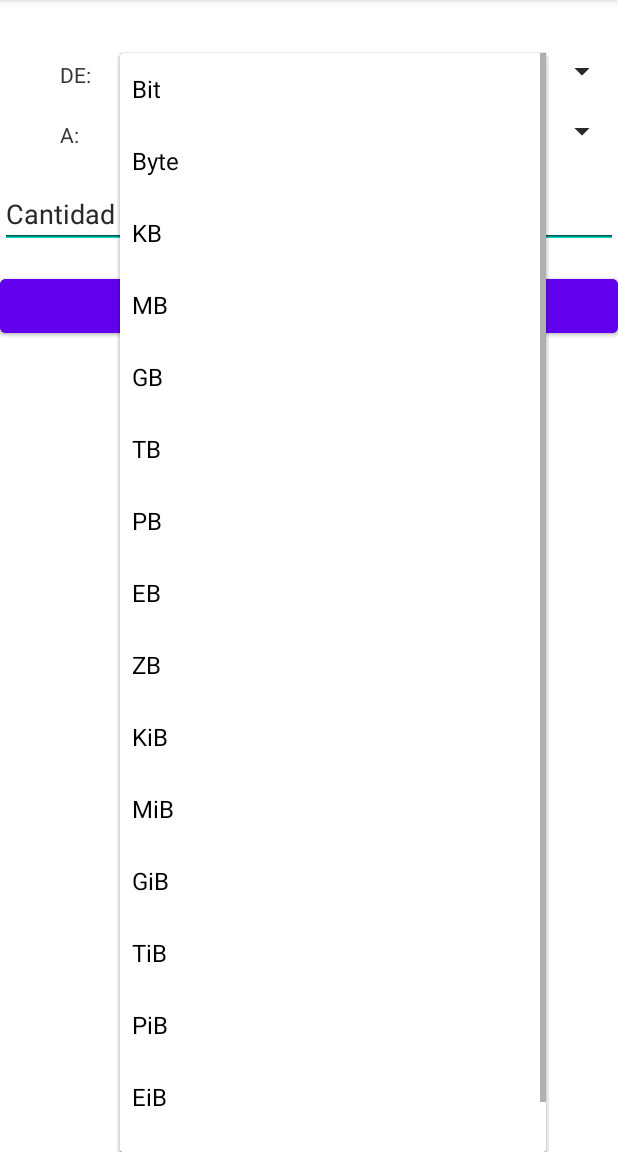
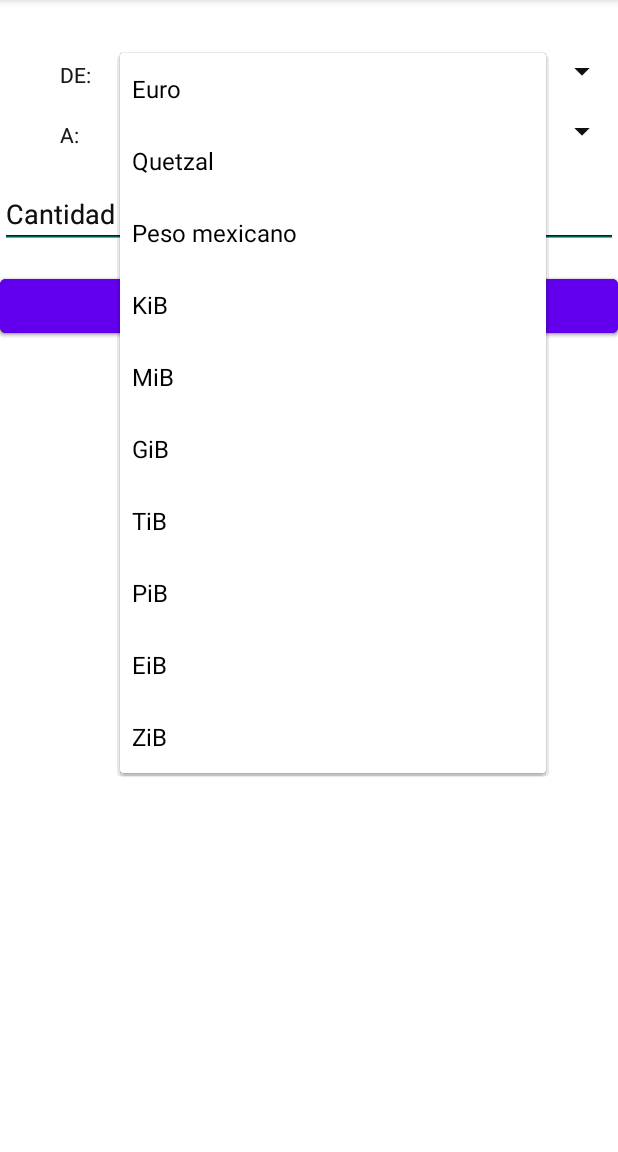
Before and after one commit to GlaMayBarPin/Android_StudioIII, an Android app: the screen it shows after launch (MainActivity), after a tap on "Metros", on a phone screen of 412 x 824 dp, the part 84-1236 px from its top. Run offline under Robolectric (Android 15) with nearby library versions, the light colour scheme and no system bars.

Commit message:
Conversores Unidades Monedas

```diff
--- a/Calculadora/app/build.gradle
+++ b/Calculadora/app/build.gradle
@@ -4,12 +4,12 @@ plugins {
 
 android {
     namespace 'com.example.calculadora'
-    compileSdk 33
+    compileSdk 34
 
     defaultConfig {
         applicationId "com.example.calculadora"
         minSdk 22
-        targetSdk 33
+        targetSdk 34
         versionCode 1
         versionName "1.0"
 
--- a/Calculadora/app/src/main/java/com/example/calculadora/MainActivity.java
+++ b/Calculadora/app/src/main/java/com/example/calculadora/MainActivity.java
@@ -48,6 +48,24 @@ public class MainActivity extends AppCompatActivity {
                         resp, Toast.LENGTH_LONG).show();
             }
         });
+        btn = findViewById(R.id.btnAlmacenamientoConvertir);
+        btn.setOnClickListener(new View.OnClickListener() {
+            @Override
+            public void onClick(View v) {
+                spn = findViewById(R.id.spnAlmacenamientoDe);
+                int de = spn.getSelectedItemPosition();
+
+                spn = findViewById(R.id.spnAlmacenamientoA);
+                int a = spn.getSelectedItemPosition();
+
+                tempVal = findViewById(R.id.txtAlmacenamientoCantidad);
+                double cantidad = Double.parseDouble(tempVal.getText().toString());
+
+                double resp = 1/objConversor.convertir(1, de, a, cantidad);
+                Toast.makeText(getApplicationContext(),"Respuesta: "+
+                        resp, Toast.LENGTH_LONG).show();
+            }
+        });
     }
 }
 class conversores{
@@ -57,7 +75,7 @@ class conversores{
 
             //Almacenamiento
             {1, 8, 1000*8, Math.pow(1000,2)*8, Math.pow(1000,3)*8, Math.pow(1000,4)*8, Math.pow(1000,5)*8,Math.pow(1000,6)*8,Math.pow(1000,7)*8,
-                    1000*8, Math.pow(1000,2)*8, Math.pow(1000,3)*8, Math.pow(1000,4)*8, Math.pow(1000,5)*8,Math.pow(1000,6)*8,Math.pow(1000,7)*8,}
+                    1024*8, Math.pow(1024,2)*8, Math.pow(1024,3)*8, Math.pow(1024,4)*8, Math.pow(1024,5)*8,Math.pow(1024,6)*8,Math.pow(1024,7)*8,}
     };
     public double convertir(int opcion, int de, int a, double cantidad){
         return valores[opcion][a] / valores[opcion][de] * cantidad;
--- a/Calculadora/app/src/main/res/layout/activity_main.xml
+++ b/Calculadora/app/src/main/res/layout/activity_main.xml
@@ -123,13 +123,56 @@
                         android:text="CONVERTIR"/>
                 </RelativeLayout>
 
+
                 <RelativeLayout
                     android:id="@+id/tabMonedas"
                     android:layout_width="match_parent"
                     android:layout_height="match_parent"
                     android:orientation="vertical">
+                    <TextView
+                        android:id="@+id/lblMonedasDe"
+                        android:layout_width="wrap_content"
+                        android:layout_height="wrap_content"
+                        android:layout_marginTop="40dp"
+                        android:layout_marginLeft="40dp"
+                        android:text="DE:" />
+                    <TextView
+                        android:id="@+id/lblMonedasA"
+                        android:layout_width="wrap_content"
+                        android:layout_height="wrap_content"
+                        android:layout_marginTop="80dp"
+                        android:layout_marginLeft="40dp"
+                        android:text="A:" />
 
+                    <Spinner
+                        android:id="@+id/spnMonedasDe"
+                        android:entries="@array/spnMonedas"
+                        android:layout_width="match_parent"
+                        android:layout_height="wrap_content"
+                        android:layout_marginLeft="80dp"
+                        android:layout_marginTop="35dp" />
+                    <Spinner
+                        android:id="@+id/spnAlmacenamientoA"
+                        android:entries="@array/spnAlmacenamiento"
+                        android:layout_width="match_parent"
+                        android:layout_height="wrap_content"
+                        android:layout_marginTop="75dp"
+                        android:layout_marginLeft="80dp"/>
+                    <EditText
+                        android:id="@+id/txtAlmacenamientoCantidad"
+                        android:layout_width="match_parent"
+                        android:layout_height="wrap_content"
+                        android:layout_marginTop="120dp"
+                        android:hint="Cantidad a convertir"/>
+                    <Button
+                        android:id="@+id/btnAlmacenamientoConvertir"
+                        android:layout_width="match_parent"
+                        android:layout_height="wrap_content"
+                        android:layout_marginTop="180dp"
+                        android:text="CONVERTIR"/>
                 </RelativeLayout>
+
+
             </FrameLayout>
         </LinearLayout>
     </TabHost>
--- a/Calculadora/app/src/main/res/values/strings.xml
+++ b/Calculadora/app/src/main/res/values/strings.xml
@@ -31,4 +31,16 @@
         <item>EiB</item>
         <item>ZiB</item>
     </string-array>
+    <string-array name="spnMonedas">
+        <item>Euro</item>
+        <item>Quetzal</item>
+        <item>Peso mexicano</item>
+        <item>KiB</item>
+        <item>MiB</item>
+        <item>GiB</item>
+        <item>TiB</item>
+        <item>PiB</item>
+        <item>EiB</item>
+        <item>ZiB</item>
+    </string-array>
 </resources>
```
